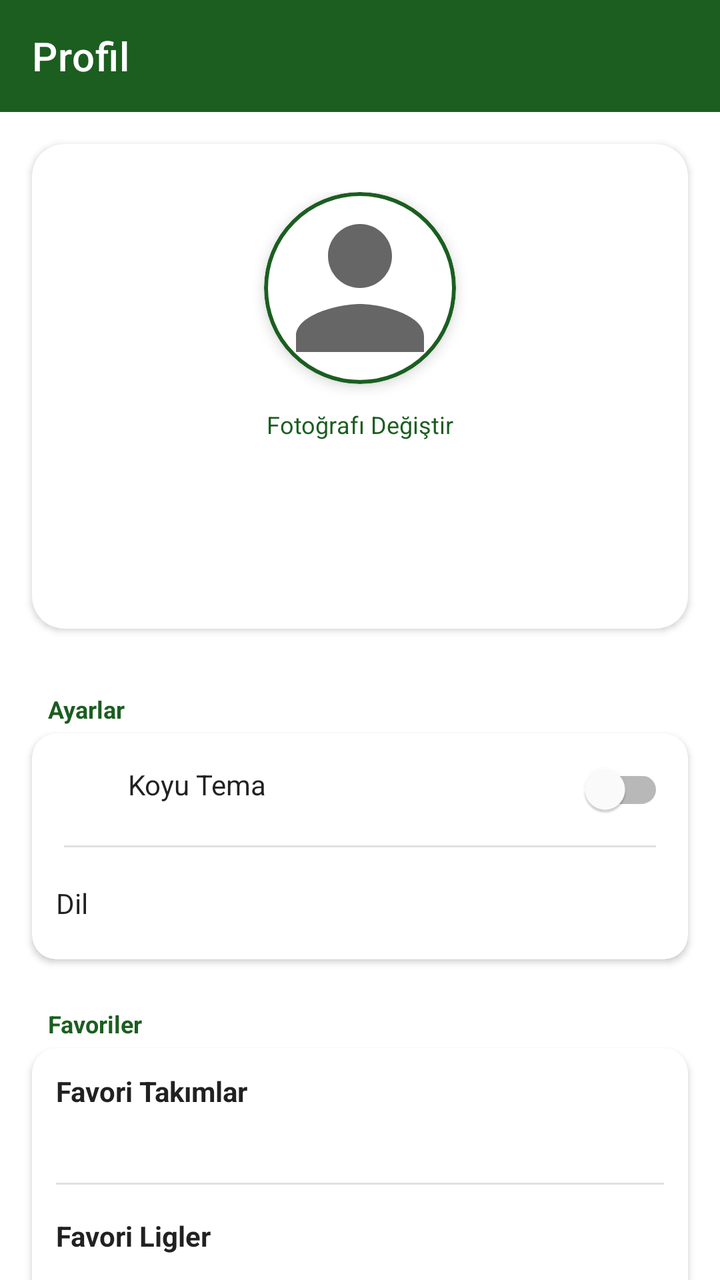
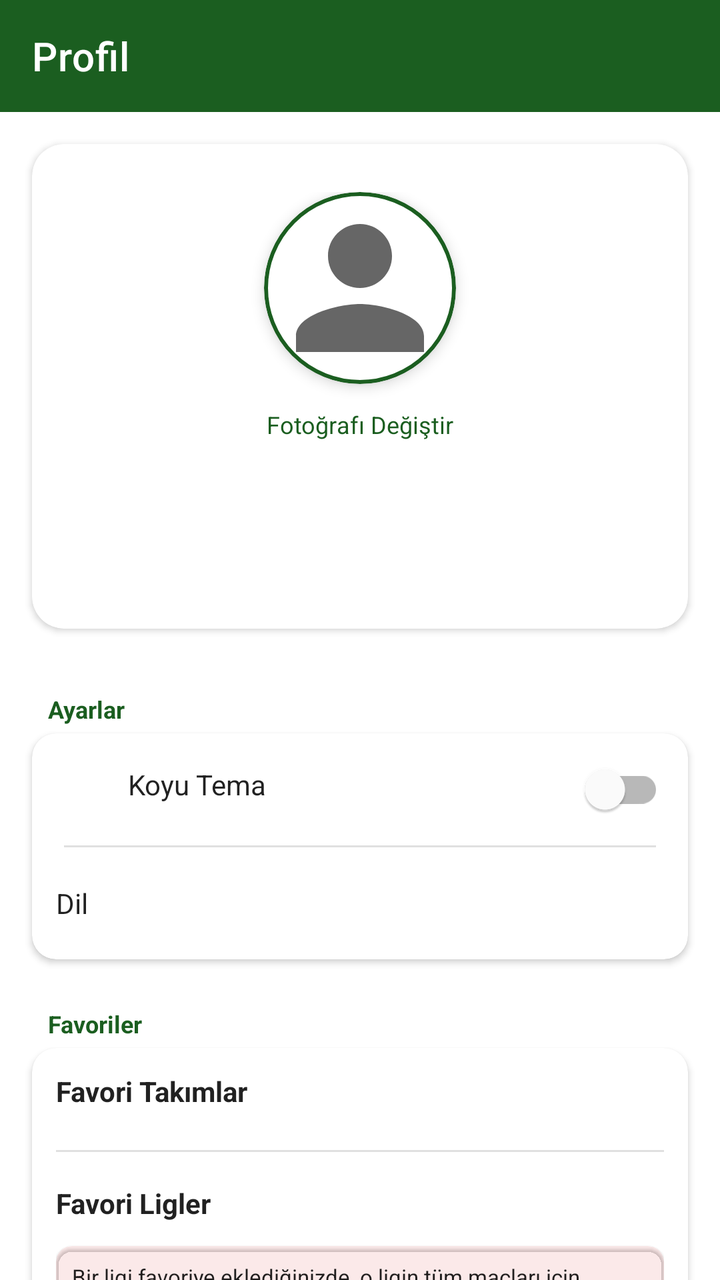

Two renders of the same Android screen: before a commit and after it. Below are the layout's source before the change and the commit's diff.
<!-- AndroidManifest.xml: application theme Theme.Var -->
<!-- res/layout/fragment_profile.xml -->
<?xml version="1.0" encoding="utf-8"?>
<androidx.coordinatorlayout.widget.CoordinatorLayout
    xmlns:android="http://schemas.android.com/apk/res/android"
    xmlns:app="http://schemas.android.com/apk/res-auto"
    android:layout_width="match_parent"
    android:layout_height="match_parent"
    android:background="?attr/colorSurface">

    
    <com.google.android.material.appbar.AppBarLayout
        android:layout_width="match_parent"
        android:layout_height="wrap_content"
        android:theme="@style/ThemeOverlay.MaterialComponents.Dark.ActionBar"
        app:elevation="0dp">

        <com.google.android.material.appbar.MaterialToolbar
            android:id="@+id/toolbar"
            android:layout_width="match_parent"
            android:layout_height="?attr/actionBarSize"
            android:background="@color/primary"
            app:title="@string/profile"
            app:titleTextColor="@android:color/white" />

    </com.google.android.material.appbar.AppBarLayout>

    
    <androidx.core.widget.NestedScrollView
        android:layout_width="match_parent"
        android:layout_height="match_parent"
        app:layout_behavior="@string/appbar_scrolling_view_behavior">

        <LinearLayout
            android:layout_width="match_parent"
            android:layout_height="wrap_content"
            android:orientation="vertical"
            android:paddingBottom="@dimen/padding_xl">

            
            <com.google.android.material.card.MaterialCardView
                android:layout_width="match_parent"
                android:layout_height="wrap_content"
                android:layout_margin="@dimen/margin_md"
                app:cardCornerRadius="@dimen/radius_lg"
                app:cardElevation="@dimen/elevation_sm">

                <LinearLayout
                    android:layout_width="match_parent"
                    android:layout_height="wrap_content"
                    android:gravity="center"
                    android:orientation="vertical"
                    android:padding="@dimen/padding_xl">

                    
                    <com.google.android.material.card.MaterialCardView
                        android:id="@+id/cardPhoto"
                        android:layout_width="96dp"
                        android:layout_height="96dp"
                        app:cardCornerRadius="48dp"
                        app:cardElevation="@dimen/elevation_md"
                        app:strokeColor="@color/primary"
                        app:strokeWidth="2dp">

                        <ImageView
                            android:id="@+id/ivProfilePhoto"
                            android:layout_width="match_parent"
                            android:layout_height="match_parent"
                            android:contentDescription="@string/profile"
                            android:scaleType="centerCrop"
                            android:src="@drawable/ic_person" />

                    </com.google.android.material.card.MaterialCardView>

                    
                    <TextView
                        android:id="@+id/tvChangePhoto"
                        android:layout_width="wrap_content"
                        android:layout_height="wrap_content"
                        android:layout_marginTop="@dimen/margin_sm"
                        android:padding="@dimen/padding_xs"
                        android:text="@string/change_photo"
                        android:textColor="@color/primary"
                        android:textSize="@dimen/text_body_small" />

                    
                    <TextView
                        android:id="@+id/tvDisplayName"
                        android:layout_width="wrap_content"
                        android:layout_height="wrap_content"
                        android:layout_marginTop="@dimen/margin_md"
                        android:textColor="?attr/colorOnSurface"
                        android:textSize="@dimen/text_title"
                        android:textStyle="bold" />

                    
                    <TextView
                        android:id="@+id/tvEmail"
                        android:layout_width="wrap_content"
                        android:layout_height="wrap_content"
                        android:layout_marginTop="@dimen/margin_xs"
                        android:textColor="?attr/colorOnSurfaceVariant"
                        android:textSize="@dimen/text_body" />

                </LinearLayout>

            </com.google.android.material.card.MaterialCardView>

            
            <TextView
                android:layout_width="wrap_content"
                android:layout_height="wrap_content"
                android:layout_marginHorizontal="@dimen/margin_lg"
                android:layout_marginTop="@dimen/margin_md"
                android:layout_marginBottom="@dimen/margin_xs"
                android:text="@string/settings"
                android:textColor="@color/primary"
                android:textSize="@dimen/text_body_small"
                android:textStyle="bold" />

            <com.google.android.material.card.MaterialCardView
                android:layout_width="match_parent"
                android:layout_height="wrap_content"
                android:layout_marginHorizontal="@dimen/margin_md"
                app:cardCornerRadius="@dimen/radius_md"
                app:cardElevation="@dimen/elevation_sm">

                <LinearLayout
                    android:layout_width="match_parent"
                    android:layout_height="wrap_content"
                    android:orientation="vertical">

                    
                    <LinearLayout
                        android:id="@+id/layoutTheme"
                        android:layout_width="match_parent"
                        android:layout_height="56dp"
                        android:background="?attr/selectableItemBackground"
                        android:gravity="center_vertical"
                        android:orientation="horizontal"
                        android:paddingHorizontal="@dimen/padding_md">

                        <TextView
                            android:layout_width="0dp"
                            android:layout_height="wrap_content"
                            android:layout_weight="1"
                            android:drawableStart="@drawable/ic_back"
                            android:drawablePadding="@dimen/padding_md"
                            android:text="@string/dark_mode"
                            android:textColor="?attr/colorOnSurface"
                            android:textSize="@dimen/text_body" />

                        <com.google.android.material.switchmaterial.SwitchMaterial
                            android:id="@+id/switchDarkMode"
                            android:layout_width="wrap_content"
                            android:layout_height="wrap_content" />

                    </LinearLayout>

                    <View android:layout_width="match_parent" android:layout_height="1dp"
                        android:background="?attr/colorOutline" android:layout_marginHorizontal="@dimen/margin_md"/>

                    
                    <LinearLayout
                        android:id="@+id/layoutLanguage"
                        android:layout_width="match_parent"
                        android:layout_height="56dp"
                        android:background="?attr/selectableItemBackground"
                        android:gravity="center_vertical"
                        android:orientation="horizontal"
                        android:paddingHorizontal="@dimen/padding_md">

                        <TextView
                            android:layout_width="0dp"
                            android:layout_height="wrap_content"
                            android:layout_weight="1"
                            android:text="@string/language"
                            android:textColor="?attr/colorOnSurface"
                            android:textSize="@dimen/text_body" />

                        <TextView
                            android:id="@+id/tvCurrentLanguage"
                            android:layout_width="wrap_content"
                            android:layout_height="wrap_content"
                            android:textColor="?attr/colorOnSurfaceVariant"
                            android:textSize="@dimen/text_body" />

                    </LinearLayout>

                </LinearLayout>

            </com.google.android.material.card.MaterialCardView>

            
            <TextView
                android:layout_width="wrap_content"
                android:layout_height="wrap_content"
                android:layout_marginHorizontal="@dimen/margin_lg"
                android:layout_marginTop="@dimen/margin_lg"
                android:layout_marginBottom="@dimen/margin_xs"
                android:text="@string/favorites"
                android:textColor="@color/primary"
                android:textSize="@dimen/text_body_small"
                android:textStyle="bold" />

            <com.google.android.material.card.MaterialCardView
                android:layout_width="match_parent"
                android:layout_height="wrap_content"
                android:layout_marginHorizontal="@dimen/margin_md"
                app:cardCornerRadius="@dimen/radius_md"
                app:cardElevation="@dimen/elevation_sm">

                <LinearLayout
                    android:layout_width="match_parent"
                    android:layout_height="wrap_content"
                    android:orientation="vertical"
                    android:padding="@dimen/padding_md">

                    
                    <TextView
                        android:layout_width="wrap_content"
                        android:layout_height="wrap_content"
                        android:text="@string/favorite_teams"
                        android:textColor="?attr/colorOnSurface"
                        android:textSize="@dimen/text_body"
                        android:textStyle="bold" />

                    <TextView
                        android:id="@+id/tvFavoriteTeams"
                        android:layout_width="wrap_content"
                        android:layout_height="wrap_content"
                        android:layout_marginTop="@dimen/margin_xs"
                        android:textColor="?attr/colorOnSurfaceVariant"
                        android:textSize="@dimen/text_body_small" />

                    <View android:layout_width="match_parent" android:layout_height="1dp"
                        android:background="?attr/colorOutline" android:layout_marginVertical="@dimen/margin_md"/>

                    
                    <TextView
                        android:layout_width="wrap_content"
                        android:layout_height="wrap_content"
                        android:text="@string/favorite_leagues"
                        android:textColor="?attr/colorOnSurface"
                        android:textSize="@dimen/text_body"
                        android:textStyle="bold" />

                    <TextView
                        android:id="@+id/tvFavoriteLeagues"
                        android:layout_width="wrap_content"
                        android:layout_height="wrap_content"
                        android:layout_marginTop="@dimen/margin_xs"
                        android:textColor="?attr/colorOnSurfaceVariant"
                        android:textSize="@dimen/text_body_small" />

                    
                    <com.google.android.material.card.MaterialCardView
                        android:layout_width="match_parent"
                        android:layout_height="wrap_content"
                        android:layout_marginTop="@dimen/margin_sm"
                        app:cardBackgroundColor="@color/live_red_bg"
                        app:cardCornerRadius="@dimen/radius_sm"
                        app:strokeWidth="0dp">

                        <TextView
                            android:layout_width="match_parent"
                            android:layout_height="wrap_content"
                            android:padding="@dimen/padding_sm"
                            android:text="@string/league_favorite_info"
                            android:textColor="?attr/colorOnSurface"
                            android:textSize="@dimen/text_caption" />

                    </com.google.android.material.card.MaterialCardView>

                </LinearLayout>

            </com.google.android.material.card.MaterialCardView>

            
            <com.google.android.material.button.MaterialButton
                android:id="@+id/btnSignOut"
                style="@style/Widget.MaterialComponents.Button.OutlinedButton"
                android:layout_width="match_parent"
                android:layout_height="56dp"
                android:layout_marginHorizontal="@dimen/margin_md"
                android:layout_marginTop="@dimen/margin_xl"
                android:text="@string/logout"
                android:textColor="@color/live_red"
                app:cornerRadius="@dimen/radius_lg"
                app:strokeColor="@color/live_red" />

        </LinearLayout>

    </androidx.core.widget.NestedScrollView>

</androidx.coordinatorlayout.widget.CoordinatorLayout>
<!-- resources referenced by this layout -->
<resources>
  <color name="live_red">#FFD32F2F</color>
  <color name="live_red_bg">#1AD32F2F</color>
  <color name="primary">#FF1B5E20</color>
  <dimen name="elevation_md">4dp</dimen>
  <dimen name="elevation_sm">2dp</dimen>
  <dimen name="margin_lg">24dp</dimen>
  <dimen name="margin_md">16dp</dimen>
  <dimen name="margin_sm">8dp</dimen>
  <dimen name="margin_xl">32dp</dimen>
  <dimen name="margin_xs">4dp</dimen>
  <dimen name="padding_md">12dp</dimen>
  <dimen name="padding_sm">8dp</dimen>
  <dimen name="padding_xl">24dp</dimen>
  <dimen name="padding_xs">4dp</dimen>
  <dimen name="radius_lg">16dp</dimen>
  <dimen name="radius_md">12dp</dimen>
  <dimen name="radius_sm">8dp</dimen>
  <dimen name="text_body">14sp</dimen>
  <dimen name="text_body_small">12sp</dimen>
  <dimen name="text_caption">11sp</dimen>
  <dimen name="text_title">20sp</dimen>
  <!-- drawable ic_back (drawable) -->
  <vector xmlns:android="http://schemas.android.com/apk/res/android"
      android:width="24dp"
      android:height="24dp"
      android:viewportWidth="24"
      android:viewportHeight="24"
      android:tint="#FFFFFF">
    <path
        android:fillColor="@android:color/white"
        android:pathData="M20,11H7.83l5.59,-5.59L12,4l-8,8 8,8 1.41,-1.41L7.83,13H20v-2z"/>
  </vector>
  <!-- drawable ic_person (drawable) -->
  <?xml version="1.0" encoding="utf-8"?>
  <vector xmlns:android="http://schemas.android.com/apk/res/android"
      android:width="24dp"
      android:height="24dp"
      android:viewportWidth="24"
      android:viewportHeight="24"
      android:tint="?attr/colorControlNormal">
      <path
          android:fillColor="@android:color/white"
          android:pathData="M12,12c2.21,0 4,-1.79 4,-4s-1.79,-4 -4,-4 -4,1.79 -4,4 1.79,4 4,4zM12,14c-2.67,0 -8,1.34 -8,4v2h16v-2c0,-2.66 -5.33,-4 -8,-4z" />
  </vector>
  <string name="change_photo">Fotoğrafı Değiştir</string>
  <string name="dark_mode">Koyu Tema</string>
  <string name="favorite_leagues">Favori Ligler</string>
  <string name="favorite_teams">Favori Takımlar</string>
  <string name="favorites">Favoriler</string>
  <string name="language">Dil</string>
  <string name="league_favorite_info">Bir ligi favoriye eklediğinizde, o ligin tüm maçları için bildirim alabilirsiniz.</string>
  <string name="logout">Çıkış Yap</string>
  <string name="profile">Profil</string>
  <string name="settings">Ayarlar</string>
  <color name="primary_dark">#FF0A3D12</color>
  <color name="on_primary">#FFFFFFFF</color>
  <color name="secondary">#FFFFC107</color>
  <color name="secondary_dark">#FFFFA000</color>
  <color name="on_secondary">#FF000000</color>
  <color name="background_light">#FFF5F5F5</color>
  <color name="surface_light">#FFFFFFFF</color>
  <color name="text_primary_light">#DE000000</color>
  <color name="text_secondary_light">#99000000</color>
  <color name="text_hint_light">#61000000</color>
  <color name="divider_light">#1F000000</color>
  <color name="primary_light">#FF2E7D32</color>
  <color name="secondary_light">#FFFFCA28</color>
  <!-- unchanged entries left out for length: 1 -->
</resources>

<!-- the commit's change to res/layout/fragment_profile.xml (unified diff, before → after) -->
@@ -221,15 +221,14 @@
                         android:text="@string/favorite_teams"
                         android:textColor="?attr/colorOnSurface"
                         android:textSize="@dimen/text_body"
-                        android:textStyle="bold" />
-
-                    <TextView
-                        android:id="@+id/tvFavoriteTeams"
-                        android:layout_width="wrap_content"
-                        android:layout_height="wrap_content"
-                        android:layout_marginTop="@dimen/margin_xs"
-                        android:textColor="?attr/colorOnSurfaceVariant"
-                        android:textSize="@dimen/text_body_small" />
+                        android:textStyle="bold"
+                        android:layout_marginBottom="@dimen/margin_xs" />
+
+                    <LinearLayout
+                        android:id="@+id/llFavoriteTeams"
+                        android:layout_width="match_parent"
+                        android:layout_height="wrap_content"
+                        android:orientation="vertical" />
 
                     <View android:layout_width="match_parent" android:layout_height="1dp"
                         android:background="?attr/colorOutline" android:layout_marginVertical="@dimen/margin_md"/>
@@ -241,15 +240,14 @@
                         android:text="@string/favorite_leagues"
                         android:textColor="?attr/colorOnSurface"
                         android:textSize="@dimen/text_body"
-                        android:textStyle="bold" />
-
-                    <TextView
-                        android:id="@+id/tvFavoriteLeagues"
-                        android:layout_width="wrap_content"
-                        android:layout_height="wrap_content"
-                        android:layout_marginTop="@dimen/margin_xs"
-                        android:textColor="?attr/colorOnSurfaceVariant"
-                        android:textSize="@dimen/text_body_small" />
+                        android:textStyle="bold"
+                        android:layout_marginBottom="@dimen/margin_xs" />
+
+                    <LinearLayout
+                        android:id="@+id/llFavoriteLeagues"
+                        android:layout_width="match_parent"
+                        android:layout_height="wrap_content"
+                        android:orientation="vertical" />
 
                     
                     <com.google.android.material.card.MaterialCardView
